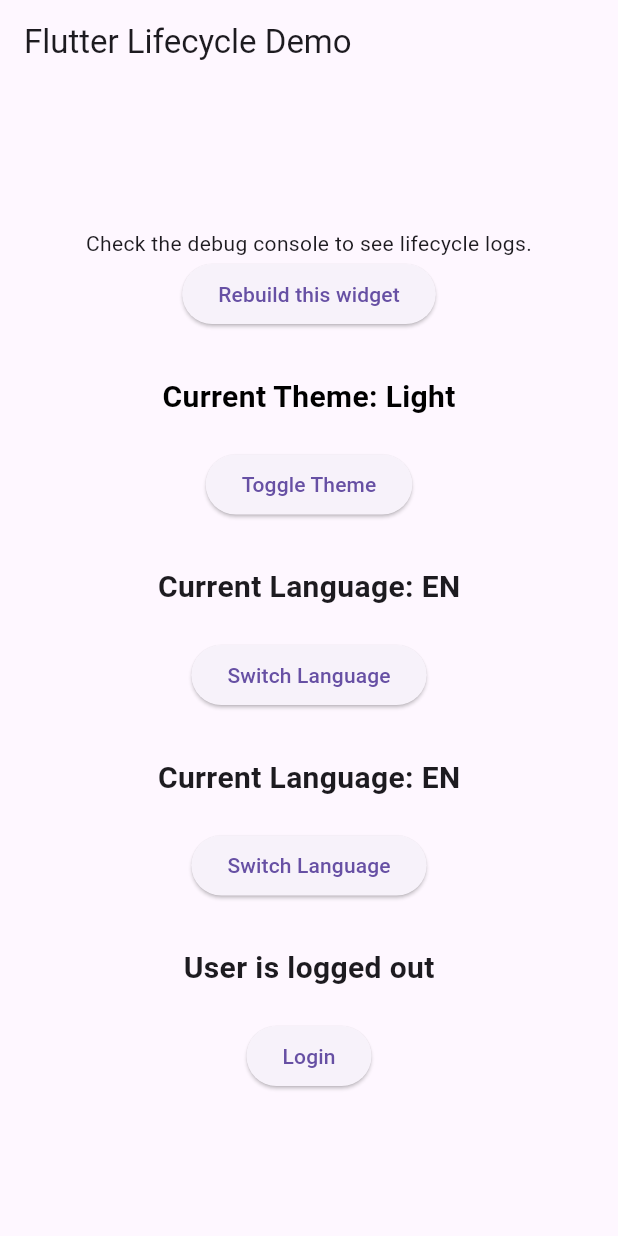
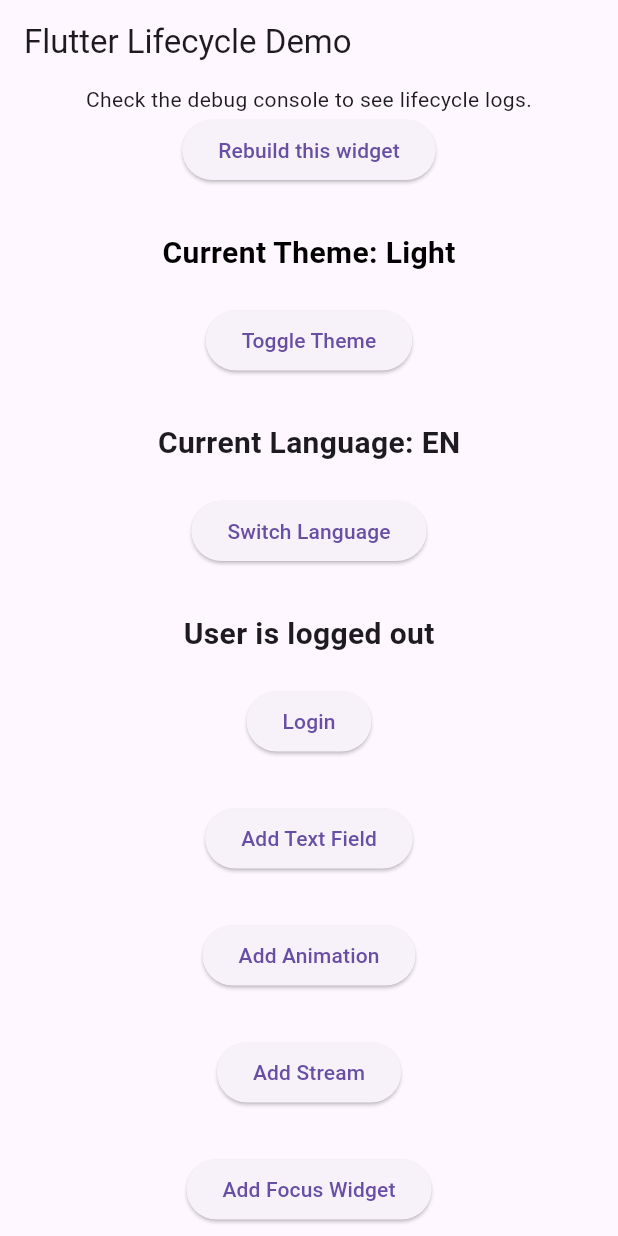
Before and after one commit to amalikrigger/lifecycle_demo_x, a Flutter app: the screen it shows after launch, on a phone screen of 412 x 824 dp. Run offline on Flutter 3.47's test engine with Material 3 defaults, Android fonts, the phone set to English and light mode, and no system bars.

Commit message:
Added Dispose Widgets

```diff
--- a/lib/lifecycle_demo_screen.dart
+++ b/lib/lifecycle_demo_screen.dart
@@ -1,32 +1,98 @@
 import 'package:flutter/material.dart';
 import 'package:lifecycle_demo_x/auth_aware_widget.dart';
-import 'package:lifecycle_demo_x/language_aware_widget_stateful.dart';
+import 'package:lifecycle_demo_x/language_aware_widget.dart';
+import 'package:lifecycle_demo_x/stream_widget.dart';
+import 'package:lifecycle_demo_x/text_controller_widget.dart';
 import 'package:lifecycle_demo_x/theme_aware_widget.dart';
 
-import 'language_aware_widget.dart';
+import 'animation_widget.dart';
+import 'focus_node_widget.dart';
 import 'lifecycle_demo_widget.dart';
+import 'new_screen.dart';
 
-class LifecycleDemoScreen extends StatelessWidget {
+class LifecycleDemoScreen extends StatefulWidget {
   const LifecycleDemoScreen({super.key});
+
+  @override
+  State<LifecycleDemoScreen> createState() => _LifecycleDemoScreenState();
+}
+
+class _LifecycleDemoScreenState extends State<LifecycleDemoScreen> {
+  bool showTextController = false;
+  bool showAnimation = false;
+  bool showStream = false;
+  bool showFocusNode = false;
 
   @override
   Widget build(BuildContext context) {
     return Scaffold(
       appBar: AppBar(title: const Text('Flutter Lifecycle Demo')),
-      body: const Center(
+      body: SafeArea(
+        child: SingleChildScrollView(
+          child: Center(
             child: Column(
-          mainAxisAlignment: MainAxisAlignment.center,
               children: [
                 LifecycleDemoWidget(),
-            SizedBox(height: 30),
+                const SizedBox(height: 30),
                 ThemeAwareWidget(),
-            SizedBox(height: 30),
+                const SizedBox(height: 30),
                 LanguageAwareWidget(),
-            SizedBox(height: 30),
-            LanguageAwareWidgetStateful(),
-            SizedBox(height: 30),
+                const SizedBox(height: 30),
                 AuthAwareWidget(),
+                const SizedBox(height: 30),
+
+                // ✅ Toggleable TextControllerWidget
+                ElevatedButton(
+                  onPressed: () =>
+                      setState(() => showTextController = !showTextController),
+                  child: Text(showTextController
+                      ? 'Remove Text Field'
+                      : 'Add Text Field'),
+                ),
+                if (showTextController) const TextControllerWidget(),
+                const SizedBox(height: 30),
+
+                // ✅ Toggleable AnimationWidget
+                ElevatedButton(
+                  onPressed: () =>
+                      setState(() => showAnimation = !showAnimation),
+                  child: Text(
+                      showAnimation ? 'Remove Animation' : 'Add Animation'),
+                ),
+                if (showAnimation) const AnimationWidget(),
+                const SizedBox(height: 30),
+
+                // ✅ Toggleable StreamWidget
+                ElevatedButton(
+                  onPressed: () => setState(() => showStream = !showStream),
+                  child: Text(showStream ? 'Remove Stream' : 'Add Stream'),
+                ),
+                if (showStream) const StreamWidget(),
+                const SizedBox(height: 30),
+
+                // ✅ Toggleable FocusNodeWidget
+                ElevatedButton(
+                  onPressed: () =>
+                      setState(() => showFocusNode = !showFocusNode),
+                  child: Text(showFocusNode
+                      ? 'Remove Focus Widget'
+                      : 'Add Focus Widget'),
+                ),
+                if (showFocusNode) const FocusNodeWidget(),
+                const SizedBox(height: 30),
+                ElevatedButton(
+                  onPressed: () {
+                    Navigator.push(
+                      context,
+                      MaterialPageRoute(
+                          builder: (context) => const NewScreen()),
+                    );
+                  },
+                  child: const Text('Go to New Screen'),
+                ),
               ],
+            ),
+          ),
         ),
       ),
     );
--- /dev/null
+++ b/lib/new_screen.dart
@@ -0,0 +1,20 @@
+import 'package:flutter/material.dart';
+
+class NewScreen extends StatelessWidget {
+  const NewScreen({super.key});
+
+  @override
+  Widget build(BuildContext context) {
+    return Scaffold(
+      appBar: AppBar(title: const Text('New Screen')),
+      body: Center(
+        child: ElevatedButton(
+          onPressed: () {
+            Navigator.pop(context);
+          },
+          child: const Text('Go Back'),
+        ),
+      ),
+    );
+  }
+}
```
Also changed, not shown: lib/animation_widget.dart (added, +37 -0 lines), lib/focus_node_widget.dart (added, +39 -0 lines), lib/stream_widget.dart (added, +41 -0 lines), lib/text_controller_widget.dart (added, +31 -0 lines). Lines whose indentation alone changed are shown as unchanged.
